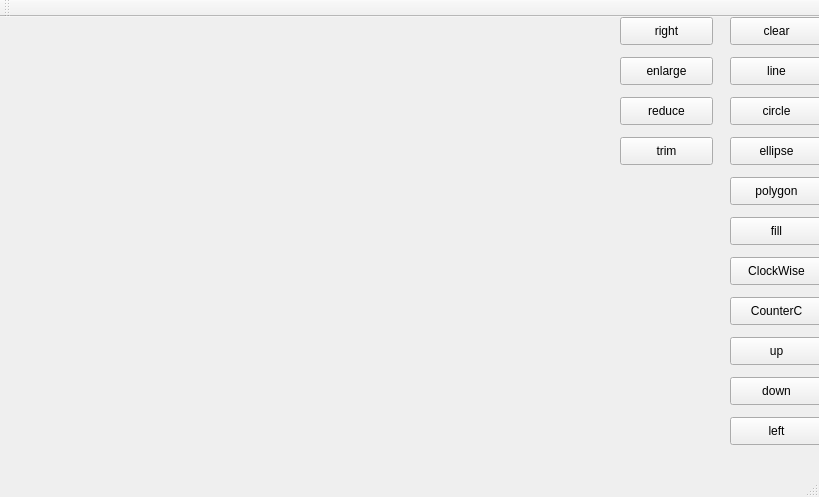
First picture: the form in mainwindow.ui, repository JiaweiLing/CGLab, before the edit.
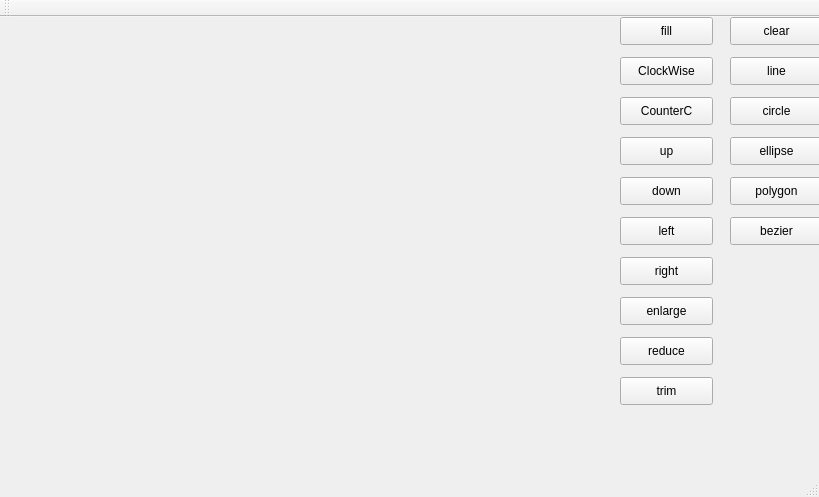
Second picture: the form after the edit.

Commit message: can draw bezier line

Patch:
```diff
--- a/mainwindow.ui
+++ b/mainwindow.ui
@@ -82,8 +82,8 @@
    <widget class="QPushButton" name="pushButton_6">
     <property name="geometry">
      <rect>
-      <x>730</x>
-      <y>200</y>
+      <x>620</x>
+      <y>0</y>
       <width>93</width>
       <height>28</height>
      </rect>
@@ -95,8 +95,8 @@
    <widget class="QPushButton" name="pushButton_7">
     <property name="geometry">
      <rect>
-      <x>730</x>
-      <y>240</y>
+      <x>620</x>
+      <y>40</y>
       <width>93</width>
       <height>28</height>
      </rect>
@@ -108,8 +108,8 @@
    <widget class="QPushButton" name="pushButton_8">
     <property name="geometry">
      <rect>
-      <x>730</x>
-      <y>280</y>
+      <x>620</x>
+      <y>80</y>
       <width>93</width>
       <height>28</height>
      </rect>
@@ -121,8 +121,8 @@
    <widget class="QPushButton" name="pushButton_9">
     <property name="geometry">
      <rect>
-      <x>730</x>
-      <y>320</y>
+      <x>620</x>
+      <y>120</y>
       <width>93</width>
       <height>28</height>
      </rect>
@@ -134,8 +134,8 @@
    <widget class="QPushButton" name="pushButton_10">
     <property name="geometry">
      <rect>
-      <x>730</x>
-      <y>360</y>
+      <x>620</x>
+      <y>160</y>
       <width>93</width>
       <height>28</height>
      </rect>
@@ -147,8 +147,8 @@
    <widget class="QPushButton" name="pushButton_11">
     <property name="geometry">
      <rect>
-      <x>730</x>
-      <y>400</y>
+      <x>620</x>
+      <y>200</y>
       <width>93</width>
       <height>28</height>
      </rect>
@@ -161,7 +161,7 @@
     <property name="geometry">
      <rect>
       <x>620</x>
-      <y>0</y>
+      <y>240</y>
       <width>93</width>
       <height>28</height>
      </rect>
@@ -174,7 +174,7 @@
     <property name="geometry">
      <rect>
       <x>620</x>
-      <y>40</y>
+      <y>280</y>
       <width>93</width>
       <height>28</height>
      </rect>
@@ -187,7 +187,7 @@
     <property name="geometry">
      <rect>
       <x>620</x>
-      <y>80</y>
+      <y>320</y>
       <width>93</width>
       <height>28</height>
      </rect>
@@ -200,7 +200,7 @@
     <property name="geometry">
      <rect>
       <x>620</x>
-      <y>120</y>
+      <y>360</y>
       <width>93</width>
       <height>28</height>
      </rect>
@@ -209,6 +209,19 @@
      <string>trim</string>
     </property>
    </widget>
+   <widget class="QPushButton" name="pushButton_16">
+    <property name="geometry">
+     <rect>
+      <x>730</x>
+      <y>200</y>
+      <width>93</width>
+      <height>28</height>
+     </rect>
+    </property>
+    <property name="text">
+     <string>bezier</string>
+    </property>
+   </widget>
   </widget>
   <widget class="QMenuBar" name="menuBar">
    <property name="geometry">
```
The commit also changes 14 other files.
